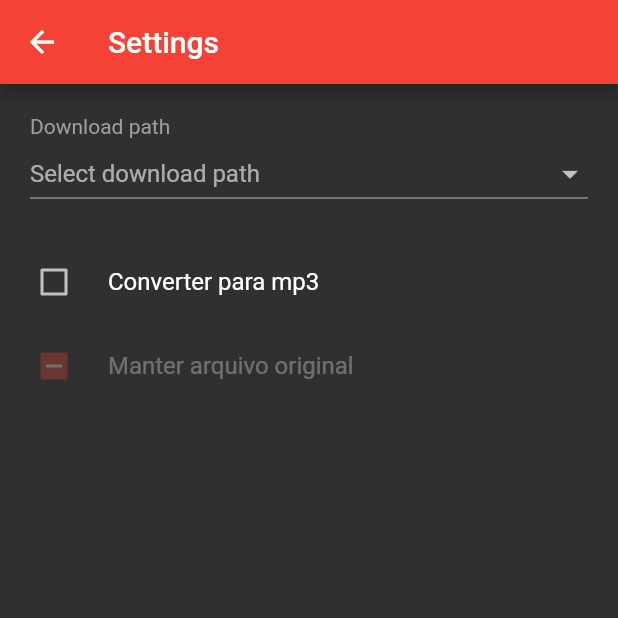
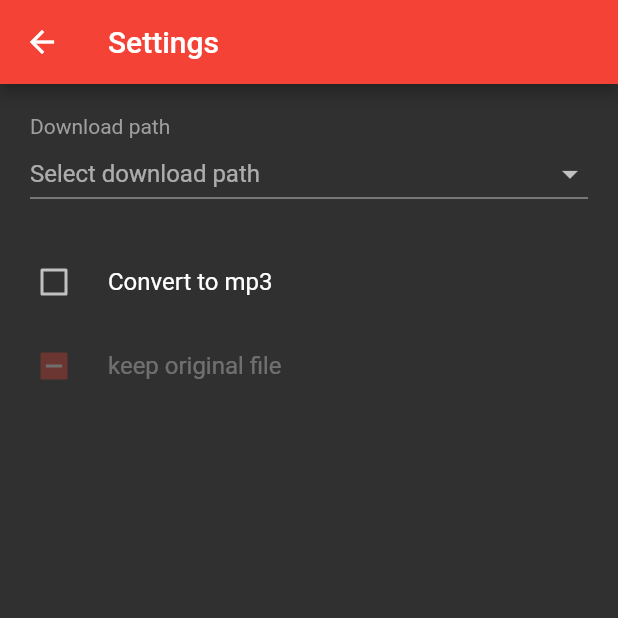
Before and after one commit to tct123/youtubedl-client, a Flutter app: the screen it shows after launch, after a tap on the "settings" icon, on a phone screen of 412 x 824 dp, the top half of it. Run offline on Flutter 3.47's test engine with Material 2 defaults, Android fonts, the phone set to English and light mode, and no system bars; our stand-ins replace shared_preferences; missing offline and left inert: process_run.

Commit message:
Update settings.dart

```diff
--- a/lib/settings.dart
+++ b/lib/settings.dart
@@ -82,7 +82,7 @@ class _SettingsState extends State<Settings> {
               ),
             ),
             CheckboxListTile(
-              title: Text('Converter para mp3'),
+              title: Text('Convert to mp3'),
               value: _convertToMp3,
               onChanged: (n) {
                 _convertToMp3 = n!;
@@ -113,7 +113,7 @@ class _SettingsState extends State<Settings> {
               child: IgnorePointer(
                 ignoring: null == _keepOriginalFile,
                 child: CheckboxListTile(
-                  title: Text('Manter arquivo original'),
+                  title: Text('keep original file'),
                   value: _keepOriginalFile,
                   tristate: !_convertToMp3,
                   onChanged: (n) {
```
